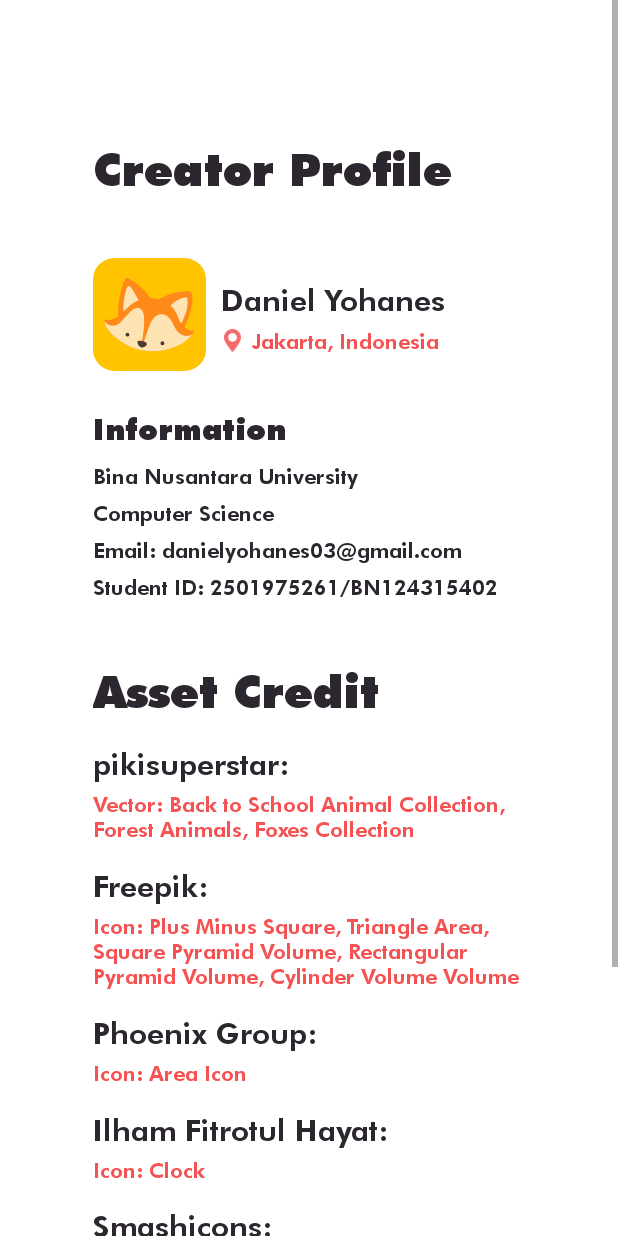
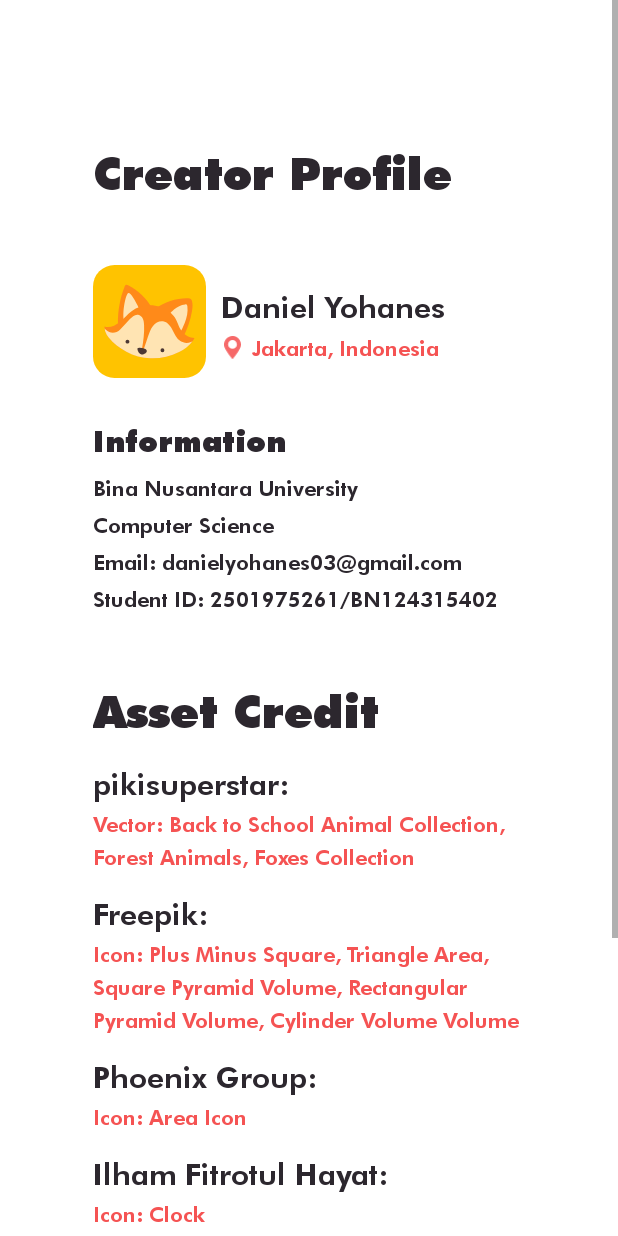
Before and after one commit to Scleepy/LnTFinalProject_Mobile-A_Daniel-Yohanes, an Android app: the CreatorProfile screen opened directly, with no data from a screen before it, on a phone screen of 412 x 824 dp. Run offline under Robolectric (Android 15) with nearby library versions, the phone set to English and light mode, and no system bars.

```diff
--- a/app/src/main/res/layout/activity_creatorprofile.xml
+++ b/app/src/main/res/layout/activity_creatorprofile.xml
@@ -203,11 +203,12 @@
                 android:id="@+id/infoPiki"
                 android:layout_width="wrap_content"
                 android:layout_height="wrap_content"
+                android:layout_marginTop="5dp"
                 android:fontFamily="@font/futura_heavy"
+                android:lineSpacingExtra="5sp"
                 android:text="@string/info_piki"
                 android:textColor="@color/redTheme"
                 android:textSize="14sp"
-                android:layout_marginTop="5dp"
                 app:layout_constraintBottom_toBottomOf="parent"
                 app:layout_constraintStart_toStartOf="parent"
                 app:layout_constraintTop_toBottomOf="@+id/pikisuperstar" />
@@ -240,11 +241,12 @@
                 android:id="@+id/infoFreepik"
                 android:layout_width="wrap_content"
                 android:layout_height="wrap_content"
+                android:layout_marginTop="5dp"
                 android:fontFamily="@font/futura_heavy"
+                android:lineSpacingExtra="5sp"
                 android:text="@string/info_freepik"
                 android:textColor="@color/redTheme"
                 android:textSize="14sp"
-                android:layout_marginTop="5dp"
                 app:layout_constraintBottom_toBottomOf="parent"
                 app:layout_constraintStart_toStartOf="parent"
                 app:layout_constraintTop_toBottomOf="@+id/freepik" />
```
